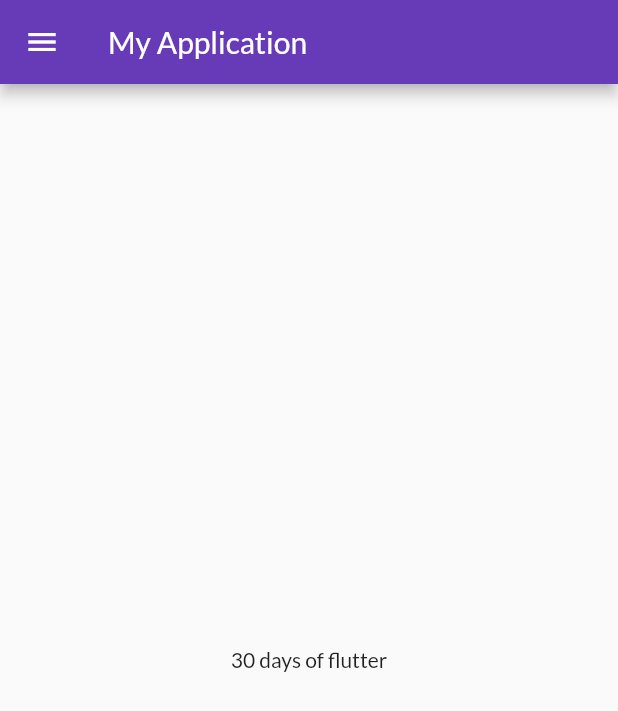
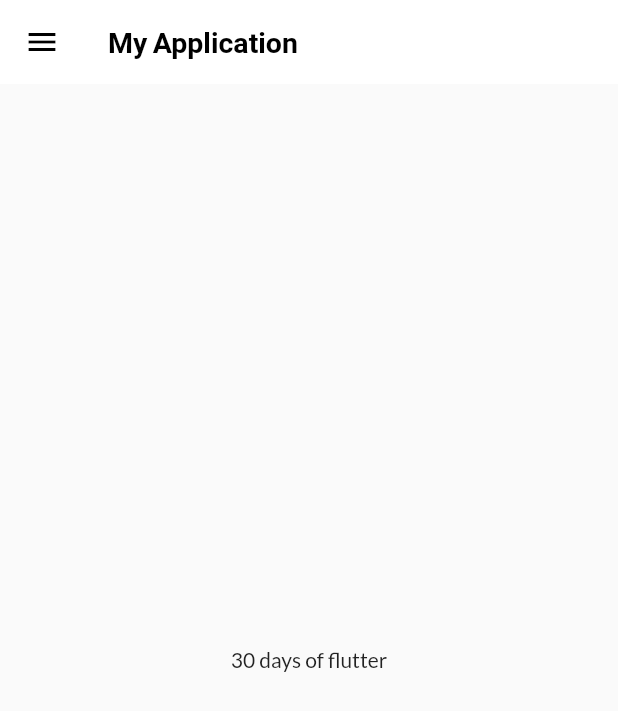
Before and after one commit to parthshah51999/flutter_my_app_1, a Flutter app: the screen it shows after launch, on a phone screen of 412 x 824 dp. Shown: the top 711 px of the screen. Run offline on Flutter 3.47's test engine with Material 2 defaults, Android fonts, the phone set to English and light mode, and no system bars; our stand-ins replace google_fonts.

Commit message:
themes extracted

```diff
--- a/lib/main.dart
+++ b/lib/main.dart
@@ -1,5 +1,6 @@
 import 'package:flutter/material.dart';
 import "package:google_fonts/google_fonts.dart";
+import 'package:my_app/themes/themes.dart';
 import 'utils/routes.dart';
 import 'pages/home_page.dart';
 import 'pages/login_page.dart';
@@ -15,11 +16,9 @@ class MyApp extends StatelessWidget {
   Widget build(BuildContext context) {
     return MaterialApp(
       // theme setup for dark vs light
-      theme: ThemeData(
-          primarySwatch: Colors.deepPurple,
-          fontFamily: GoogleFonts.lato().fontFamily),
-      darkTheme: ThemeData(brightness: Brightness.dark),
-      themeMode: ThemeMode.system,
+      theme: MyThemes.lightTheme(context),
+      darkTheme: MyThemes.darkTheme(context),
+      themeMode: ThemeMode.light,
       initialRoute: AppRoutes.home,
       debugShowCheckedModeBanner: false,
       routes: {
--- /dev/null
+++ b/lib/themes/themes.dart
@@ -0,0 +1,18 @@
+import 'package:flutter/material.dart';
+import "package:google_fonts/google_fonts.dart";
+
+class MyThemes {
+  static ThemeData lightTheme(BuildContext context) => ThemeData(
+      primarySwatch: Colors.deepPurple,
+      fontFamily: GoogleFonts.lato().fontFamily,
+      appBarTheme: AppBarTheme(
+        color: Colors.white,
+        elevation: 0,
+        iconTheme: IconThemeData(color: Colors.black),
+        titleTextStyle: TextStyle(
+            color: Colors.black, fontSize: 19, fontWeight: FontWeight.bold),
+      ));
+
+  static ThemeData darkTheme(BuildContext context) =>
+      ThemeData(brightness: Brightness.dark);
+}
```
